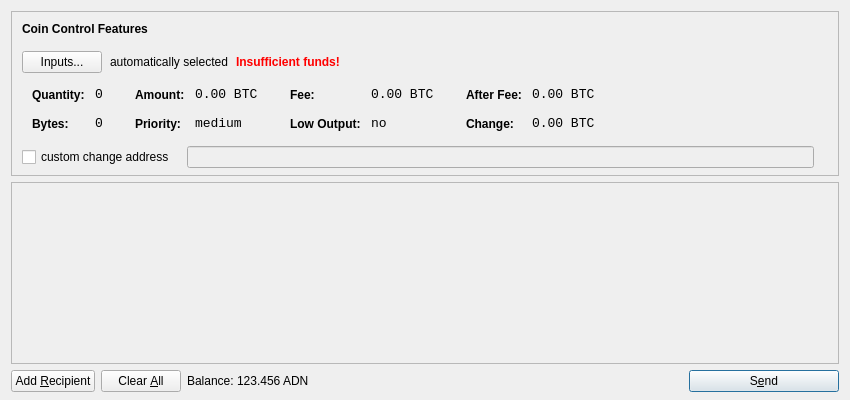
The window that src/qt/forms/sendcoinsdialog.ui (chrisfranko/litecoin) describes before a commit, drawn with Qt 5.
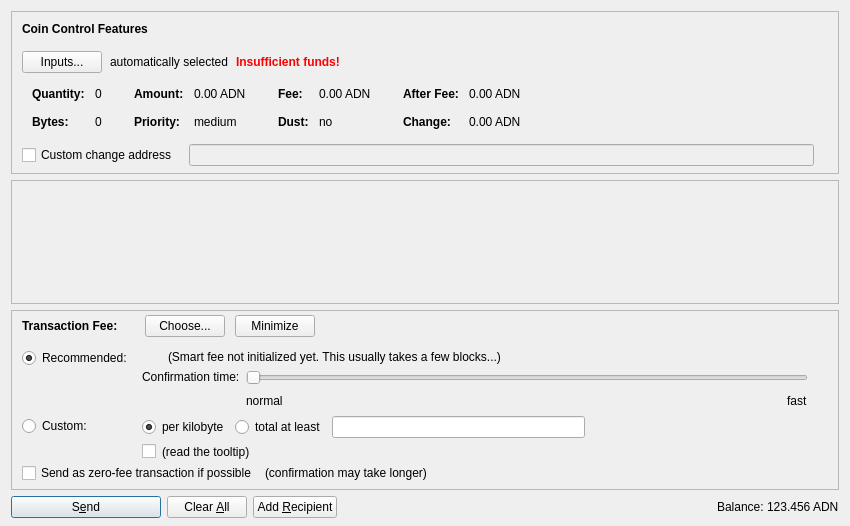
The same window after the commit. Icons and pictures are not drawn. Custom widgets are drawn as their Qt base class.

```diff
--- a/src/qt/forms/sendcoinsdialog.ui
+++ b/src/qt/forms/sendcoinsdialog.ui
@@ -7,13 +7,13 @@
     <x>0</x>
     <y>0</y>
     <width>850</width>
-    <height>400</height>
+    <height>526</height>
    </rect>
   </property>
   <property name="windowTitle">
    <string>Send Coins</string>
   </property>
-  <layout class="QVBoxLayout" name="verticalLayout" stretch="0,1,0">
+  <layout class="QVBoxLayout" name="verticalLayout" stretch="0,1,0,0">
    <property name="bottomMargin">
     <number>8</number>
    </property>
@@ -39,7 +39,7 @@
      </property>
      <layout class="QVBoxLayout" name="verticalLayoutCoinControl2">
       <property name="spacing">
-       <number>-1</number>
+       <number>0</number>
       </property>
       <property name="leftMargin">
        <number>0</number>
@@ -206,8 +206,11 @@
                </property>
                <item row="0" column="0">
                 <widget class="QLabel" name="labelCoinControlQuantityText">
-                 <property name="styleSheet">
-                  <string notr="true">font-weight:bold;</string>
+                 <property name="font">
+                  <font>
+                   <weight>75</weight>
+                   <bold>true</bold>
+                  </font>
                  </property>
                  <property name="text">
                   <string>Quantity:</string>
@@ -219,12 +222,6 @@
                </item>
                <item row="0" column="1">
                 <widget class="QLabel" name="labelCoinControlQuantity">
-                 <property name="font">
-                  <font>
-                   <family>Monospace</family>
-                   <pointsize>10</pointsize>
-                  </font>
-                 </property>
                  <property name="cursor">
                   <cursorShape>IBeamCursor</cursorShape>
                  </property>
@@ -244,8 +241,11 @@
                </item>
                <item row="1" column="0">
                 <widget class="QLabel" name="labelCoinControlBytesText">
-                 <property name="styleSheet">
-                  <string notr="true">font-weight:bold;</string>
+                 <property name="font">
+                  <font>
+                   <weight>75</weight>
+                   <bold>true</bold>
+                  </font>
                  </property>
                  <property name="text">
                   <string>Bytes:</string>
@@ -254,12 +254,6 @@
                </item>
                <item row="1" column="1">
                 <widget class="QLabel" name="labelCoinControlBytes">
-                 <property name="font">
-                  <font>
-                   <family>Monospace</family>
-                   <pointsize>10</pointsize>
-                  </font>
-                 </property>
                  <property name="cursor">
                   <cursorShape>IBeamCursor</cursorShape>
                  </property>
@@ -295,8 +289,11 @@
                </property>
                <item row="0" column="0">
                 <widget class="QLabel" name="labelCoinControlAmountText">
-                 <property name="styleSheet">
-                  <string notr="true">font-weight:bold;</string>
+                 <property name="font">
+                  <font>
+                   <weight>75</weight>
+                   <bold>true</bold>
+                  </font>
                  </property>
                  <property name="text">
                   <string>Amount:</string>
@@ -308,12 +305,6 @@
                </item>
                <item row="0" column="1">
                 <widget class="QLabel" name="labelCoinControlAmount">
-                 <property name="font">
-                  <font>
-                   <family>Monospace</family>
-                   <pointsize>10</pointsize>
-                  </font>
-                 </property>
                  <property name="cursor">
                   <cursorShape>IBeamCursor</cursorShape>
                  </property>
@@ -321,7 +312,7 @@
                   <enum>Qt::ActionsContextMenu</enum>
                  </property>
                  <property name="text">
-                  <string notr="true">0.00 BTC</string>
+                  <string notr="true">0.00 ADN</string>
                  </property>
                  <property name="textInteractionFlags">
                   <set>Qt::LinksAccessibleByMouse|Qt::TextSelectableByKeyboard|Qt::TextSelectableByMouse</set>
@@ -330,8 +321,11 @@
                </item>
                <item row="1" column="0">
                 <widget class="QLabel" name="labelCoinControlPriorityText">
-                 <property name="styleSheet">
-                  <string notr="true">font-weight:bold;</string>
+                 <property name="font">
+                  <font>
+                   <weight>75</weight>
+                   <bold>true</bold>
+                  </font>
                  </property>
                  <property name="text">
                   <string>Priority:</string>
@@ -340,12 +334,6 @@
                </item>
                <item row="1" column="1">
                 <widget class="QLabel" name="labelCoinControlPriority">
-                 <property name="font">
-                  <font>
-                   <family>Monospace</family>
-                   <pointsize>10</pointsize>
-                  </font>
-                 </property>
                  <property name="cursor">
                   <cursorShape>IBeamCursor</cursorShape>
                  </property>
@@ -381,8 +369,11 @@
                </property>
                <item row="0" column="0">
                 <widget class="QLabel" name="labelCoinControlFeeText">
-                 <property name="styleSheet">
-                  <string notr="true">font-weight:bold;</string>
+                 <property name="font">
+                  <font>
+                   <weight>75</weight>
+                   <bold>true</bold>
+                  </font>
                  </property>
                  <property name="text">
                   <string>Fee:</string>
@@ -394,12 +385,6 @@
                </item>
                <item row="0" column="1">
                 <widget class="QLabel" name="labelCoinControlFee">
-                 <property name="font">
-                  <font>
-                   <family>Monospace</family>
-                   <pointsize>10</pointsize>
-                  </font>
-                 </property>
                  <property name="cursor">
                   <cursorShape>IBeamCursor</cursorShape>
                  </property>
@@ -407,7 +392,7 @@
                   <enum>Qt::ActionsContextMenu</enum>
                  </property>
                  <property name="text">
-                  <string notr="true">0.00 BTC</string>
+                  <string notr="true">0.00 ADN</string>
                  </property>
                  <property name="textInteractionFlags">
                   <set>Qt::LinksAccessibleByMouse|Qt::TextSelectableByKeyboard|Qt::TextSelectableByMouse</set>
@@ -416,22 +401,19 @@
                </item>
                <item row="1" column="0">
                 <widget class="QLabel" name="labelCoinControlLowOutputText">
-                 <property name="styleSheet">
-                  <string notr="true">font-weight:bold;</string>
+                 <property name="font">
+                  <font>
+                   <weight>75</weight>
+                   <bold>true</bold>
+                  </font>
                  </property>
                  <property name="text">
-                  <string>Low Output:</string>
+                  <string>Dust:</string>
                  </property>
                 </widget>
                </item>
                <item row="1" column="1">
                 <widget class="QLabel" name="labelCoinControlLowOutput">
-                 <property name="font">
-                  <font>
-                   <family>Monospace</family>
-                   <pointsize>10</pointsize>
-                  </font>
-                 </property>
                  <property name="cursor">
                   <cursorShape>IBeamCursor</cursorShape>
                  </property>
@@ -467,8 +449,11 @@
                </property>
                <item row="0" column="0">
                 <widget class="QLabel" name="labelCoinControlAfterFeeText">
-                 <property name="styleSheet">
-                  <string notr="true">font-weight:bold;</string>
+                 <property name="font">
+                  <font>
+                   <weight>75</weight>
+                   <bold>true</bold>
+                  </font>
                  </property>
                  <property name="text">
                   <string>After Fee:</string>
@@ -480,12 +465,6 @@
                </item>
                <item row="0" column="1">
                 <widget class="QLabel" name="labelCoinControlAfterFee">
-                 <property name="font">
-                  <font>
-                   <family>Monospace</family>
-                   <pointsize>10</pointsize>
-                  </font>
-                 </property>
                  <property name="cursor">
                   <cursorShape>IBeamCursor</cursorShape>
                  </property>
@@ -493,7 +472,7 @@
                   <enum>Qt::ActionsContextMenu</enum>
                  </property>
                  <property name="text">
-                  <string notr="true">0.00 BTC</string>
+                  <string notr="true">0.00 ADN</string>
                  </property>
                  <property name="textInteractionFlags">
                   <set>Qt::LinksAccessibleByMouse|Qt::TextSelectableByKeyboard|Qt::TextSelectableByMouse</set>
@@ -502,8 +481,11 @@
                </item>
                <item row="1" column="0">
                 <widget class="QLabel" name="labelCoinControlChangeText">
-                 <property name="styleSheet">
-                  <string notr="true">font-weight:bold;</string>
+                 <property name="font">
+                  <font>
+                   <weight>75</weight>
+                   <bold>true</bold>
+                  </font>
                  </property>
                  <property name="text">
                   <string>Change:</string>
@@ -512,12 +494,6 @@
                </item>
                <item row="1" column="1">
                 <widget class="QLabel" name="labelCoinControlChange">
-                 <property name="font">
-                  <font>
-                   <family>Monospace</family>
-                   <pointsize>10</pointsize>
-                  </font>
-                 </property>
                  <property name="cursor">
                   <cursorShape>IBeamCursor</cursorShape>
                  </property>
@@ -525,7 +501,7 @@
                   <enum>Qt::ActionsContextMenu</enum>
                  </property>
                  <property name="text">
-                  <string notr="true">0.00 BTC</string>
+                  <string notr="true">0.00 ADN</string>
                  </property>
                  <property name="textInteractionFlags">
                   <set>Qt::LinksAccessibleByMouse|Qt::TextSelectableByKeyboard|Qt::TextSelectableByMouse</set>
@@ -556,7 +532,7 @@
           <item>
            <widget class="QCheckBox" name="checkBoxCoinControlChange">
             <property name="text">
-             <string>custom change address</string>
+             <string>Custom change address</string>
             </property>
            </widget>
           </item>
@@ -626,11 +602,20 @@
         <x>0</x>
         <y>0</y>
         <width>830</width>
-        <height>165</height>
+        <height>68</height>
        </rect>
       </property>
-      <layout class="QVBoxLayout" name="verticalLayout_2">
-       <property name="margin">
+      <layout class="QVBoxLayout" name="verticalLayout_2" stretch="0,1">
+       <property name="leftMargin">
+        <number>0</number>
+       </property>
+       <property name="topMargin">
+        <number>0</number>
+       </property>
+       <property name="rightMargin">
+        <number>0</number>
+       </property>
+       <property name="bottomMargin">
         <number>0</number>
        </property>
        <item>
@@ -657,15 +642,605 @@
      </widget>
     </widget>
    </item>
+   <item>
+    <widget class="QFrame" name="frameFee">
+     <property name="sizePolicy">
+      <sizepolicy hsizetype="Expanding" vsizetype="Expanding">
+       <horstretch>0</horstretch>
+       <verstretch>0</verstretch>
+      </sizepolicy>
+     </property>
+     <property name="maximumSize">
+      <size>
+       <width>16777215</width>
+       <height>16777215</height>
+      </size>
+     </property>
+     <property name="frameShape">
+      <enum>QFrame::StyledPanel</enum>
+     </property>
+     <property name="frameShadow">
+      <enum>QFrame::Sunken</enum>
+     </property>
+     <layout class="QVBoxLayout" name="verticalLayoutFee1">
+      <property name="spacing">
+       <number>0</number>
+      </property>
+      <property name="leftMargin">
+       <number>0</number>
+      </property>
+      <property name="topMargin">
+       <number>0</number>
+      </property>
+      <property name="rightMargin">
+       <number>0</number>
+      </property>
+      <property name="bottomMargin">
+       <number>0</number>
+      </property>
+      <item>
+       <layout class="QVBoxLayout" name="verticalLayoutFee2" stretch="0,0,0">
+        <property name="spacing">
+         <number>0</number>
+        </property>
+        <property name="leftMargin">
+         <number>10</number>
+        </property>
+        <property name="topMargin">
+         <number>0</number>
+        </property>
+        <item>
+         <layout class="QHBoxLayout" name="horizontalLayoutFee1">
+          <property name="bottomMargin">
+           <number>0</number>
+          </property>
+          <item>
+           <layout class="QVBoxLayout" name="verticalLayoutFee7">
+            <property name="spacing">
+             <number>0</number>
+            </property>
+            <item>
+             <spacer name="verticalSpacerSmartFee">
+              <property name="orientation">
+               <enum>Qt::Vertical</enum>
+              </property>
+              <property name="sizeType">
+               <enum>QSizePolicy::Fixed</enum>
+              </property>
+              <property name="sizeHint" stdset="0">
+               <size>
+                <width>1</width>
+                <height>4</height>
+               </size>
+              </property>
+             </spacer>
+            </item>
+            <item>
+             <layout class="QHBoxLayout" name="horizontalLayoutSmartFee">
+              <property name="spacing">
+               <number>10</number>
+              </property>
+              <item>
+               <widget class="QLabel" name="labelFeeHeadline">
+                <property name="sizePolicy">
+                 <sizepolicy hsizetype="Preferred" vsizetype="Maximum">
+                  <horstretch>0</horstretch>
+                  <verstretch>0</verstretch>
+                 </sizepolicy>
+                </property>
+                <property name="font">
+                 <font>
+                  <weight>75</weight>
+                  <bold>true</bold>
+                 </font>
+                </property>
+                <property name="styleSheet">
+                 <string notr="true">font-weight:bold;</string>
+                </property>
+                <property name="text">
+                 <string>Transaction Fee:</string>
+                </property>
+               </widget>
+              </item>
+              <item>
+               <widget class="QLabel" name="labelFeeMinimized">
+                <property name="text">
+                 <string/>
+                </property>
+               </widget>
+              </item>
+              <item>
+               <widget class="QPushButton" name="buttonChooseFee">
+                <property name="text">
+                 <string>Choose...</string>
+                </property>
+               </widget>
+              </item>
+              <item>
+               <widget class="QPushButton" name="buttonMinimizeFee">
+                <property name="toolTip">
+                 <string>collapse fee-settings</string>
+                </property>
+                <property name="text">
+                 <string>Minimize</string>
+                </property>
+               </widget>
+              </item>
+             </layout>
+            </item>
+            <item>
+             <spacer name="verticalSpacer_5">
+              <property name="orientation">
+               <enum>Qt::Vertical</enum>
+              </property>
+              <property name="sizeHint" stdset="0">
+               <size>
+                <width>1</width>
+                <height>1</height>
+               </size>
+              </property>
+             </spacer>
+            </item>
+           </layout>
+          </item>
+          <item>
+           <spacer name="horizontalSpacer_4">
+            <property name="orientation">
+             <enum>Qt::Horizontal</enum>
+            </property>
+            <property name="sizeHint" stdset="0">
+             <size>
+              <width>40</width>
+              <height>20</height>
+             </size>
+            </property>
+           </spacer>
+          </item>
+         </layout>
+        </item>
+        <item>
+         <widget class="QFrame" name="frameFeeSelection">
+          <layout class="QVBoxLayout" name="verticalLayoutFee12">
+           <property name="spacing">
+            <number>0</number>
+           </property>
+           <property name="leftMargin">
+            <number>0</number>
+           </property>
+           <property name="topMargin">
+            <number>0</number>
+           </property>
+           <property name="rightMargin">
+            <number>0</number>
+           </property>
+           <property name="bottomMargin">
+            <number>0</number>
+           </property>
+           <item>
+            <layout class="QGridLayout" name="gridLayoutFee">
+             <property name="topMargin">
+              <number>10</number>
+             </property>
+             <property name="bottomMargin">
+              <number>4</number>
+             </property>
+             <property name="horizontalSpacing">
+              <number>10</number>
+             </property>
+             <property name="verticalSpacing">
+              <number>4</number>
+             </property>
+             <item row="1" column="1">
+              <layout class="QVBoxLayout" name="verticalLayoutFee8">
+               <property name="spacing">
+                <number>6</number>
+               </property>
+               <item>
+                <layout class="QHBoxLayout" name="horizontalLayoutFee13">
+                 <item>
+                  <widget class="QRadioButton" name="radioCustomPerKilobyte">
+                   <property name="toolTip">
+                    <string>If the custom fee is set to 1000 satoshis and the transaction is only 250 bytes, then &quot;per kilobyte&quot; only pays 250 satoshis in fee, while &quot;at least&quot; pays 1000 satoshis. For transactions bigger than a kilobyte both pay by kilobyte.</string>
+                   </property>
+                   <property name="text">
+                    <string>per kilobyte</string>
+                   </property>
+                   <property name="checked">
+                    <bool>true</bool>
+                   </property>
+                   <attribute name="buttonGroup">
+                    <string notr="true">groupCustomFee</string>
+                   </attribute>
+                  </widget>
+                 </item>
+                 <item>
+                  <widget class="QRadioButton" name="radioCustomAtLeast">
+                   <property name="toolTip">
+                    <string>If the custom fee is set to 1000 satoshis and the transaction is only 250 bytes, then &quot;per kilobyte&quot; only pays 250 satoshis in fee, while &quot;total at least&quot; pays 1000 satoshis. For transactions bigger than a kilobyte both pay by kilobyte.</string>
+                   </property>
+                   <property name="text">
+                    <string>total at least</string>
+                   </property>
+                   <attribute name="buttonGroup">
+                    <string notr="true">groupCustomFee</string>
+                   </attribute>
+                  </widget>
+                 </item>
+                 <item>
+                  <widget class="BitcoinAmountField" name="customFee"/>
+                 </item>
+                 <item>
+                  <spacer name="horizontalSpacer_6">
+                   <property name="orientation">
+                    <enum>Qt::Horizontal</enum>
+                   </property>
+                   <property name="sizeHint" stdset="0">
+                    <size>
+                     <width>1</width>
+                     <height>1</height>
+                    </size>
+                   </property>
+                  </spacer>
+                 </item>
+                </layout>
+               </item>
+               <item>
+                <layout class="QHBoxLayout" name="horizontalLayoutFee8">
+                 <item>
+                  <widget class="QCheckBox" name="checkBoxMinimumFee">
+                   <property name="toolTip">
+                    <string>Paying only the minimum fee is just fine as long as there is less transaction volume than space in the blocks. But be aware that this can end up in a never confirming transaction once there is more demand for aiden transactions than the network can process.</string>
+                   </property>
+                   <property name="text">
+                    <string/>
+                   </property>
+                  </widget>
+                 </item>
+                 <item>
+                  <widget class="QLabel" name="labelMinFeeWarning">
+                   <property name="enabled">
+                    <bool>true</bool>
+                   </property>
+                   <property name="toolTip">
+                    <string>Paying only the minimum fee is just fine as long as there is less transaction volume than space in the blocks. But be aware that this can end up in a never confirming transaction once there is more demand for aiden transactions than the network can process.</string>
+                   </property>
+                   <property name="text">
+                    <string>(read the tooltip)</string>
+                   </property>
+                   <property name="margin">
+                    <number>5</number>
+                   </property>
+                  </widget>
+                 </item>
+                 <item>
+                  <spacer name="horizontalSpacer_2">
+                   <property name="orientation">
+                    <enum>Qt::Horizontal</enum>
+                   </property>
+                   <property name="sizeHint" stdset="0">
+                    <size>
+                     <width>1</width>
+                     <height>1</height>
+                    </size>
+                   </property>
+                  </spacer>
+                 </item>
+                </layout>
+               </item>
+              </layout>
+             </item>
+             <item row="0" column="0">
+              <layout class="QVBoxLayout" name="verticalLayoutFee4" stretch="0,1">
+               <item>
+                <widget class="QRadioButton" name="radioSmartFee">
+                 <property name="text">
+                  <string>Recommended:</string>
+                 </property>
+                 <property name="checked">
+                  <bool>true</bool>
+                 </property>
+                 <attribute name="buttonGroup">
+                  <string notr="true">groupFee</string>
+                 </attribute>
+                </widget>
+               </item>
+               <item>
+                <spacer name="verticalSpacer_2">
+                 <property name="orientation">
+                  <enum>Qt::Vertical</enum>
+                 </property>
+                 <property name="sizeHint" stdset="0">
+                  <size>
+                   <width>1</width>
+                   <height>1</height>
+                  </size>
+                 </property>
+                </spacer>
+               </item>
+              </layout>
+             </item>
+             <item row="1" column="0">
+              <layout class="QVBoxLayout" name="verticalLayoutFee9" stretch="0,1">
+               <item>
+                <widget class="QRadioButton" name="radioCustomFee">
+                 <property name="text">
+                  <string>Custom:</string>
+                 </property>
+                 <attribute name="buttonGroup">
+                  <string notr="true">groupFee</string>
+                 </attribute>
+                </widget>
+               </item>
+               <item>
+                <spacer name="verticalSpacer_6">
+                 <property name="orientation">
+                  <enum>Qt::Vertical</enum>
+                 </property>
+                 <property name="sizeHint" stdset="0">
+                  <size>
+                   <width>1</width>
+                   <height>1</height>
+                  </size>
+                 </property>
+                </spacer>
+               </item>
+              </layout>
+             </item>
+             <item row="0" column="1">
+              <layout class="QVBoxLayout" name="verticalLayoutFee3" stretch="0,0,1">
+               <property name="spacing">
+                <number>6</number>
+               </property>
+               <property name="topMargin">
+                <number>2</number>
+               </property>
+               <item>
+                <layout class="QHBoxLayout" name="horizontalLayoutFee12">
+                 <item>
+                  <widget class="QLabel" name="labelSmartFee">
+                   <property name="text">
+                    <string/>
+                   </property>
+                   <property name="margin">
+                    <number>2</number>
+                   </property>
+                  </widget>
+                 </item>
+                 <item>
+                  <widget class="QLabel" name="labelFeeEstimation">
+                   <property name="text">
+                    <string/>
+                   </property>
+                  </widget>
+                 </item>
+                 <item>
+                  <widget class="QLabel" name="labelSmartFee2">
+                   <property name="text">
+                    <string>(Smart fee not initialized yet. This usually takes a few blocks...)</string>
+                   </property>
+                   <property name="margin">
+                    <number>2</number>
+                   </property>
+                  </widget>
+                 </item>
+                 <item>
+                  <spacer name="horizontalSpacer_5">
+                   <property name="orientation">
+                    <enum>Qt::Horizontal</enum>
+                   </property>
+                   <property name="sizeHint" stdset="0">
+                    <size>
+                     <width>1</width>
+                     <height>1</height>
+                    </size>
+                   </property>
+                  </spacer>
+                 </item>
+                </layout>
+               </item>
+               <item>
+                <layout class="QHBoxLayout" name="horizontalLayoutFee9">
+                 <item>
+                  <layout class="QVBoxLayout" name="verticalLayoutFee6">
+                   <item>
+                    <widget class="QLabel" name="labelSmartFee3">
+                     <property name="text">
+                      <string>Confirmation time:</string>
+                     </property>
+                     <property name="margin">
+                      <number>2</number>
+                     </property>
+                    </widget>
+                   </item>
+                   <item>
+                    <spacer name="verticalSpacer_3">
+                     <property name="orientation">
+                      <enum>Qt::Vertical</enum>
+                     </property>
+                     <property name="sizeHint" stdset="0">
+                      <size>
+                       <width>1</width>
+                       <height>1</height>
+                      </size>
+                     </property>
+                    </spacer>
+                   </item>
+                  </layout>
+                 </item>
+                 <item>
+                  <layout class="QVBoxLayout" name="verticalLayoutFee5">
+                   <property name="rightMargin">
+                    <number>30</number>
+                   </property>
+                   <item>
+                    <widget class="QSlider" name="sliderSmartFee">
+                     <property name="minimum">
+                      <number>0</number>
+                     </property>
+                     <property name="maximum">
+                      <number>24</number>
+                     </property>
+                     <property name="pageStep">
+                      <number>1</number>
+                     </property>
+                     <property name="value">
+                      <number>0</number>
+                     </property>
+                     <property name="orientation">
+                      <enum>Qt::Horizontal</enum>
+                     </property>
+                     <property name="invertedAppearance">
+                      <bool>false</bool>
+                     </property>
+                     <property name="invertedControls">
+                      <bool>false</bool>
+                     </property>
+                     <property name="tickPosition">
+                      <enum>QSlider::NoTicks</enum>
+                     </property>
+                    </widget>
+                   </item>
+                   <item>
+                    <layout class="QHBoxLayout" name="horizontalLayoutFee10">
+                     <item>
+                      <widget class="QLabel" name="labelSmartFeeNormal">
+                       <property name="text">
+                        <string>normal</string>
+                       </property>
+                      </widget>
+                     </item>
+                     <item>
+                      <spacer name="horizontalSpacer_3">
+                       <property name="orientation">
+                        <enum>Qt::Horizontal</enum>
+                       </property>
+                       <property name="sizeHint" stdset="0">
+                        <size>
+                         <width>40</width>
+                         <height>20</height>
+                        </size>
+                       </property>
+                      </spacer>
+                     </item>
+                     <item>
+                      <widget class="QLabel" name="labelSmartFeeFast">
+                       <property name="text">
+                        <string>fast</string>
+                       </property>
+                      </widget>
+                     </item>
+                    </layout>
+                   </item>
+                  </layout>
+                 </item>
+                </layout>
+               </item>
+               <item>
+                <spacer name="verticalSpacer_4">
+                 <property name="orientation">
+                  <enum>Qt::Vertical</enum>
+                 </property>
+                 <property name="sizeHint" stdset="0">
+                  <size>
+                   <width>1</width>
+                   <height>1</height>
+                  </size>
+                 </property>
+                </spacer>
+               </item>
+              </layout>
+             </item>
+            </layout>
+           </item>
+           <item>
+            <layout class="QHBoxLayout" name="horizontalLayoutFee5" stretch="0,0,0">
+             <property name="spacing">
+              <number>8</number>
+             </property>
+             <property name="bottomMargin">
+              <number>4</number>
+             </property>
+             <item>
+              <widget class="QCheckBox" name="checkBoxFreeTx">
+               <property name="text">
+                <string>Send as zero-fee transaction if possible</string>
+               </property>
+              </widget>
+             </item>
+             <item>
+              <widget class="QLabel" name="labelFreeTx">
+               <property name="text">
+                <string>(confirmation may take longer)</string>
+               </property>
+               <property name="margin">
+                <number>5</number>
+               </property>
+              </widget>
+             </item>
+             <item>
+              <spacer name="horizontalSpacerFee5">
+               <property name="orientation">
+                <enum>Qt::Horizontal</enum>
+               </property>
+               <property name="sizeHint" stdset="0">
+                <size>
+                 <width>1</width>
+                 <height>1</height>
+                </size>
+               </property>
+              </spacer>
+             </item>
+            </layout>
+           </item>
+           <item>
+            <spacer name="verticalSpacerFee2">
+             <property name="orientation">
+              <enum>Qt::Vertical</enum>
+             </property>
+             <property name="sizeHint" stdset="0">
+              <size>
+               <width>1</width>
+               <height>1</height>
+              </size>
+             </property>
+            </spacer>
+           </item>
+          </layout>
+         </widget>
+        </item>
+        <item>
+         <spacer name="verticalSpacerFee">
+          <property name="orientation">
+           <enum>Qt::Vertical</enum>
+          </property>
+          <property name="sizeHint" stdset="0">
+           <size>
+            <width>800</width>
+            <height>1</height>
+           </size>
+          </property>
+         </spacer>
+        </item>
+       </layout>
+      </item>
+     </layout>
+    </widget>
+   </item>
    <item>
     <layout class="QHBoxLayout" name="horizontalLayout">
      <item>
-      <widget class="QPushButton" name="addButton">
+      <widget class="QPushButton" name="sendButton">
+       <property name="minimumSize">
+        <size>
+         <width>150</width>
+         <height>0</height>
+        </size>
+       </property>
        <property name="toolTip">
         <string>Send to multiple recipients at once</string>
        </property>
        <property name="text">
-        <string>Add &amp;Recipient</string>
+        <string>S&amp;end</string>
        </property>
        <property name="icon">
         <iconset resource="../bitcoin.qrc">
@@ -674,6 +1249,9 @@
        <property name="autoDefault">
         <bool>false</bool>
        </property>
+       <property name="default">
+        <bool>true</bool>
+       </property>
       </widget>
      </item>
      <item>
@@ -697,11 +1275,38 @@
        <property name="autoRepeatDelay">
         <number>300</number>
        </property>
+      </widget>
+     </item>
+     <item>
+      <widget class="QPushButton" name="addButton">
+       <property name="toolTip">
+        <string>Send to multiple recipients at once</string>
+       </property>
+       <property name="text">
+        <string>Add &amp;Recipient</string>
+       </property>
+       <property name="icon">
+        <iconset resource="../bitcoin.qrc">
+         <normaloff>:/icons/add</normaloff>:/icons/add</iconset>
+       </property>
        <property name="autoDefault">
         <bool>false</bool>
        </property>
       </widget>
      </item>
+     <item>
+      <spacer name="horizontalSpacer">
+       <property name="orientation">
+        <enum>Qt::Horizontal</enum>
+       </property>
+       <property name="sizeHint" stdset="0">
+        <size>
+         <width>40</width>
+         <height>20</height>
+        </size>
+       </property>
+      </spacer>
+     </item>
      <item>
       <layout class="QHBoxLayout" name="horizontalLayout_2">
        <property name="spacing">
@@ -709,6 +1314,12 @@
        </property>
        <item>
         <widget class="QLabel" name="label">
+         <property name="sizePolicy">
+          <sizepolicy hsizetype="Preferred" vsizetype="Fixed">
+           <horstretch>0</horstretch>
+           <verstretch>0</verstretch>
+          </sizepolicy>
+         </property>
          <property name="text">
           <string>Balance:</string>
          </property>
@@ -716,6 +1327,12 @@
        </item>
        <item>
         <widget class="QLabel" name="labelBalance">
+         <property name="sizePolicy">
+          <sizepolicy hsizetype="Preferred" vsizetype="Fixed">
+           <horstretch>0</horstretch>
+           <verstretch>0</verstretch>
+          </sizepolicy>
+         </property>
          <property name="cursor">
           <cursorShape>IBeamCursor</cursorShape>
          </property>
@@ -729,46 +1346,23 @@
        </item>
       </layout>
      </item>
-     <item>
-      <spacer name="horizontalSpacer">
-       <property name="orientation">
-        <enum>Qt::Horizontal</enum>
-       </property>
-       <property name="sizeHint" stdset="0">
-        <size>
-         <width>40</width>
-         <height>20</height>
-        </size>
-       </property>
-      </spacer>
-     </item>
-     <item>
-      <widget class="QPushButton" name="sendButton">
-       <property name="minimumSize">
-        <size>
-         <width>150</width>
-         <height>0</height>
-        </size>
-       </property>
-       <property name="toolTip">
-        <string>Confirm the send action</string>
-       </property>
-       <property name="text">
-        <string>S&amp;end</string>
-       </property>
-       <property name="icon">
-        <iconset resource="../bitcoin.qrc">
-         <normaloff>:/icons/send</normaloff>:/icons/send</iconset>
-       </property>
-       <property name="default">
-        <bool>true</bool>
-       </property>
-      </widget>
-     </item>
     </layout>
    </item>
   </layout>
  </widget>
+ <customwidgets>
+  <customwidget>
+   <class>QValidatedLineEdit</class>
+   <extends>QLineEdit</extends>
+   <header>qvalidatedlineedit.h</header>
+  </customwidget>
+  <customwidget>
+   <class>BitcoinAmountField</class>
+   <extends>QLineEdit</extends>
+   <header>bitcoinamountfield.h</header>
+   <container>1</container>
+  </customwidget>
+ </customwidgets>
  <resources>
   <include location="../bitcoin.qrc"/>
  </resources>
```
Left out of the diff: 39 changed lines with no effect on the pictures.
